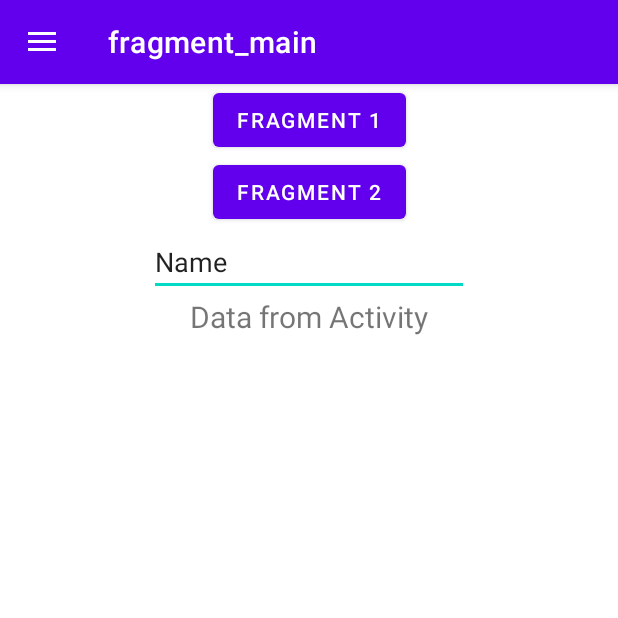
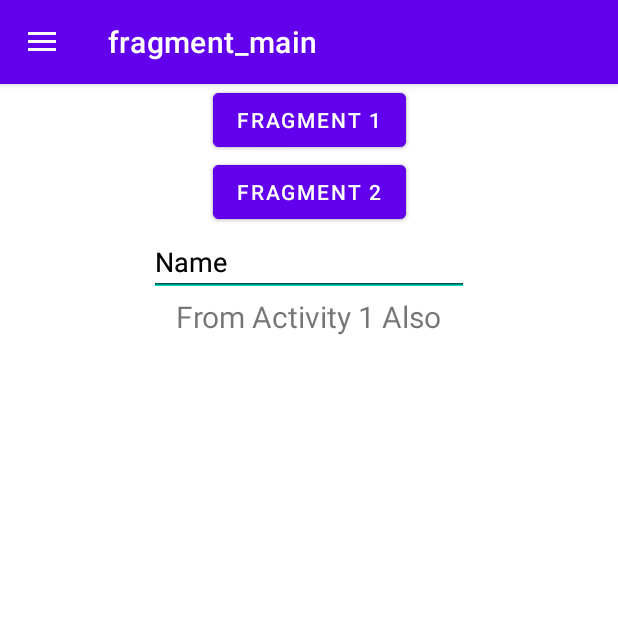
Before and after one commit to distantfutures/this-android-app, an Android app: the screen it shows after launch (MainActivity), on a phone screen of 412 x 824 dp, the top half of it. Run offline under Robolectric (Android 15) with nearby library versions, the phone set to English and light mode, and no system bars; our stand-ins replace data binding, navigation-ui.

Commit message:
playing with bundles

```diff
--- a/app/src/main/java/com/example/this_android_app/MainActivity.kt
+++ b/app/src/main/java/com/example/this_android_app/MainActivity.kt
@@ -2,6 +2,7 @@ package com.example.this_android_app
 
 import android.content.Intent
 import android.os.Bundle
+import android.util.Log
 import android.view.MenuItem
 import android.widget.Toast
 import androidx.appcompat.app.ActionBarDrawerToggle
@@ -11,6 +12,7 @@ import androidx.navigation.findNavController
 import androidx.navigation.ui.setupActionBarWithNavController
 import androidx.navigation.ui.setupWithNavController
 import com.example.this_android_app.databinding.ActivityMainBinding
+import com.example.this_android_app.main.MainFragment
 import com.example.this_android_app.secondact.SecondActivity
 
 class MainActivity : AppCompatActivity() {
@@ -43,7 +45,21 @@ class MainActivity : AppCompatActivity() {
             }
             true
         }
+        setArgs()
     }
+
+    fun setArgs() {
+        val fragTransaction = supportFragmentManager.beginTransaction()
+        val bundle = Bundle()
+        bundle.putString("message", "From Activity 1")
+        bundle.putString("message2", "From Activity 1 Also")
+        val mainFrag = MainFragment()
+        mainFrag.arguments = bundle
+        fragTransaction.add(R.id.nav_host_fragment, mainFrag).commit()
+        Log.i("BundleCheck", "$bundle")
+//        fragTransaction.replace(mainFrag).commit()
+    }
+
     private fun startSecondActivity() {
         val secondAct = Intent(this, SecondActivity::class.java)
         this.startActivity(secondAct)
--- a/app/src/main/java/com/example/this_android_app/main/FragmentMain.kt
+++ b/app/src/main/java/com/example/this_android_app/main/MainFragment.kt
@@ -1,6 +1,7 @@
 package com.example.this_android_app.main
 
 import android.os.Bundle
+import android.util.Log
 import androidx.fragment.app.Fragment
 import android.view.LayoutInflater
 import android.view.View
@@ -51,6 +52,9 @@ class MainFragment : Fragment() {
 
             }
         }
+        val args = arguments?.getString("message2")
+        binding.activityData.text = args
+        Log.i("BundleCheck", "$args")
         return binding.root
     }
 }
```
